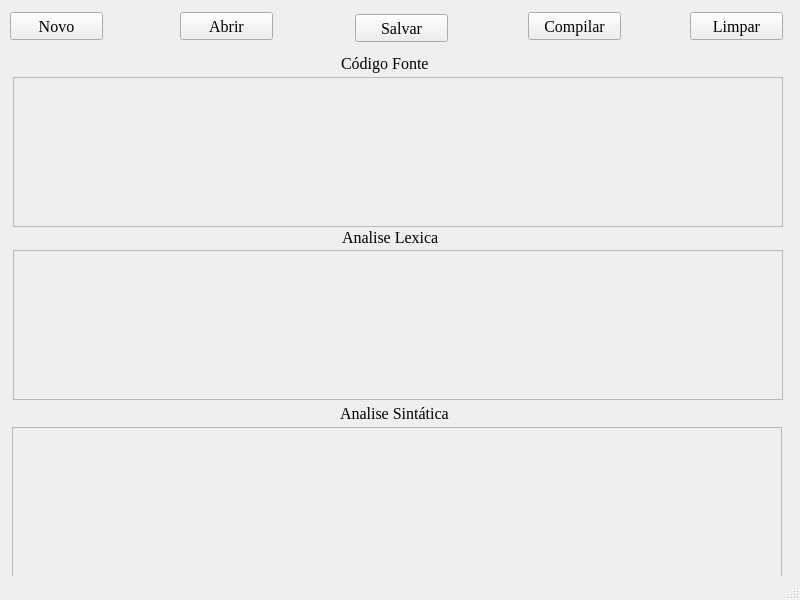
Before: the Qt Designer form TelaPrincipal.ui in LuanTavares/Compilador, drawn with Qt 5.
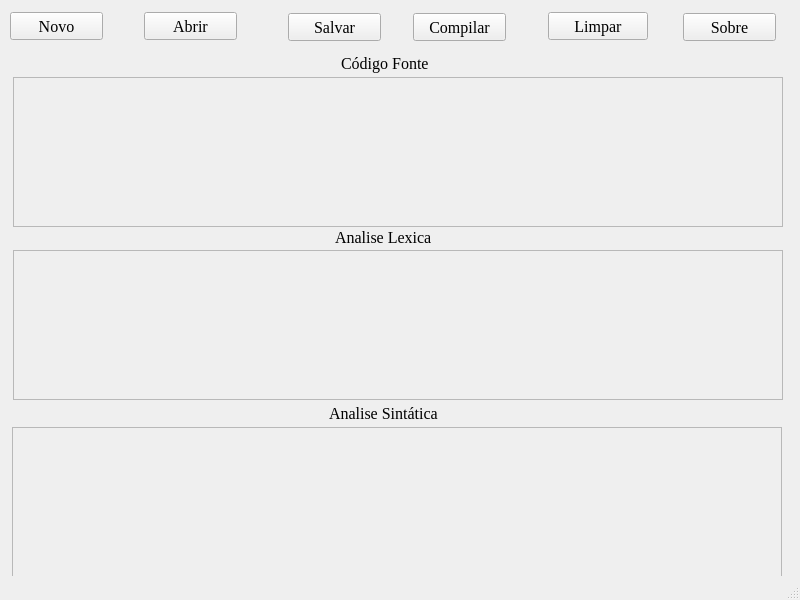
After: the same form once the commit is applied.

Patch:
```diff
--- a/TelaPrincipal.ui
+++ b/TelaPrincipal.ui
@@ -43,9 +43,9 @@
    <widget class="QLabel" name="labelCodigoIntermediario">
     <property name="geometry">
      <rect>
-      <x>342</x>
+      <x>335</x>
       <y>227</y>
-      <width>100</width>
+      <width>130</width>
       <height>20</height>
      </rect>
     </property>
@@ -82,7 +82,7 @@
    <widget class="QPushButton" name="pushButtonAbrir">
     <property name="geometry">
      <rect>
-      <x>180</x>
+      <x>144</x>
       <y>12</y>
       <width>93</width>
       <height>28</height>
@@ -95,8 +95,8 @@
    <widget class="QPushButton" name="pushButtonSalvar">
     <property name="geometry">
      <rect>
-      <x>355</x>
-      <y>14</y>
+      <x>288</x>
+      <y>13</y>
       <width>93</width>
       <height>28</height>
      </rect>
@@ -108,8 +108,8 @@
    <widget class="QPushButton" name="pushButtonCompilar">
     <property name="geometry">
      <rect>
-      <x>528</x>
-      <y>12</y>
+      <x>413</x>
+      <y>13</y>
       <width>93</width>
       <height>28</height>
      </rect>
@@ -121,9 +121,9 @@
    <widget class="QPushButton" name="pushButtonLimpar">
     <property name="geometry">
      <rect>
-      <x>690</x>
+      <x>548</x>
       <y>12</y>
-      <width>93</width>
+      <width>100</width>
       <height>28</height>
      </rect>
     </property>
@@ -147,9 +147,9 @@
    <widget class="QLabel" name="labelCodigoCompilado">
     <property name="geometry">
      <rect>
-      <x>340</x>
+      <x>329</x>
       <y>403</y>
-      <width>110</width>
+      <width>150</width>
       <height>20</height>
      </rect>
     </property>
@@ -170,6 +170,19 @@
      </rect>
     </property>
    </widget>
+   <widget class="QPushButton" name="pushButtonSobre">
+    <property name="geometry">
+     <rect>
+      <x>683</x>
+      <y>13</y>
+      <width>93</width>
+      <height>28</height>
+     </rect>
+    </property>
+    <property name="text">
+     <string>Sobre</string>
+    </property>
+   </widget>
   </widget>
   <widget class="QStatusBar" name="statusbar"/>
  </widget>
```
